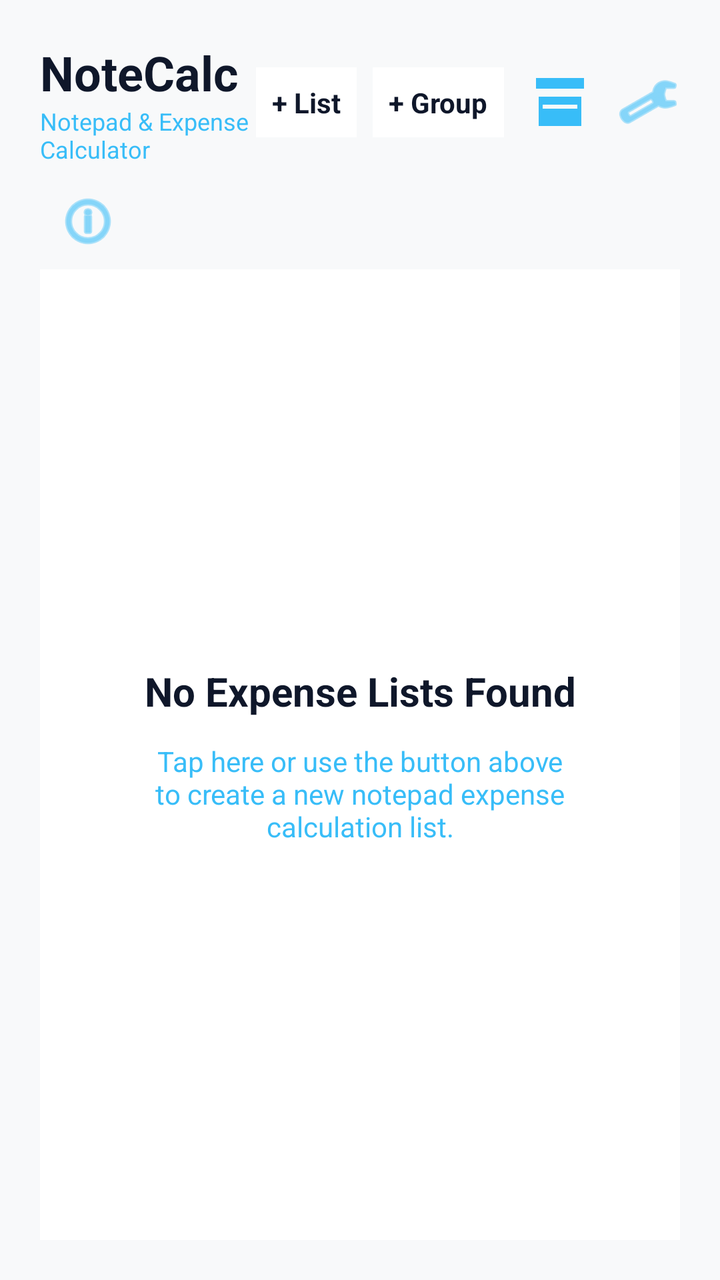
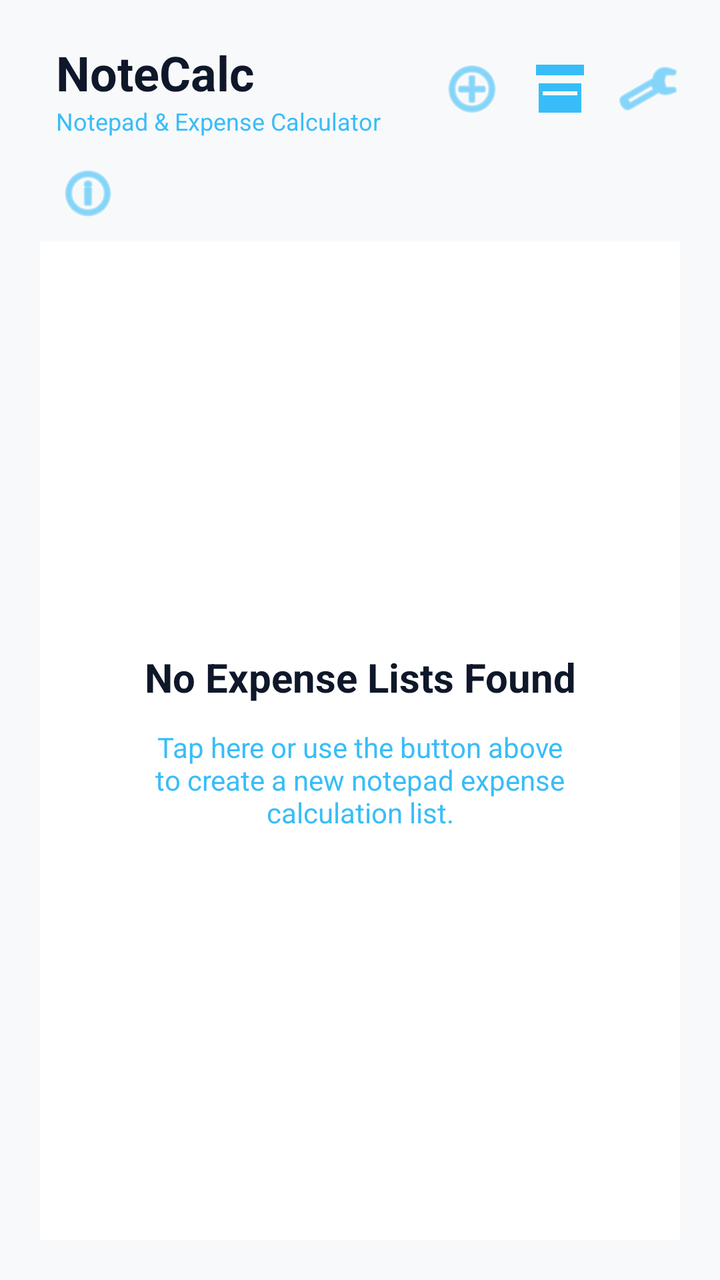

The first picture is an Android layout as it rendered before a commit; the second is the same layout after the commit. The layout source and the unified diff follow.
<!-- AndroidManifest.xml: application theme Theme.NoteCalc.Blue -->
<!-- res/layout/layout_dashboard.xml -->
<?xml version="1.0" encoding="utf-8"?>
<LinearLayout xmlns:android="http://schemas.android.com/apk/res/android"
    xmlns:app="http://schemas.android.com/apk/res-auto"
    xmlns:tools="http://schemas.android.com/tools"
    android:id="@+id/dashboard_root"
    android:layout_width="match_parent"
    android:layout_height="match_parent"
    android:orientation="vertical"
    android:background="?attr/colorBgPrimary"
    android:padding="20dp">

    
    <LinearLayout
        android:layout_width="match_parent"
        android:layout_height="wrap_content"
        android:orientation="horizontal"
        android:gravity="center_vertical"
        android:layout_marginBottom="12dp"
        android:baselineAligned="false">

        <LinearLayout
            android:layout_width="0dp"
            android:layout_height="wrap_content"
            android:layout_weight="1"
            android:orientation="horizontal"
            android:gravity="center_vertical">
            
            <ImageView
                android:id="@+id/btn_dashboard_back"
                android:layout_width="40dp"
                android:layout_height="40dp"
                android:padding="8dp"
                android:layout_marginEnd="8dp"
                android:src="@drawable/ic_arrow_back"
                app:tint="?attr/colorAccentSecondary"
                android:clickable="true"
                android:focusable="true"
                android:visibility="gone"
                android:contentDescription="@string/dashboard_btn_back" />

            <LinearLayout
                android:layout_width="wrap_content"
                android:layout_height="wrap_content"
                android:orientation="vertical">
            <TextView
                android:id="@+id/text_app_title"
                android:layout_width="wrap_content"
                android:layout_height="wrap_content"
                android:text="@string/app_name"
                android:textSize="24sp"
                android:textStyle="bold"
                android:textColor="@color/text_primary" />
            <TextView
                android:id="@+id/text_app_subtitle"
                android:layout_width="wrap_content"
                android:layout_height="wrap_content"
                android:text="@string/app_subtitle"
                android:textSize="12sp"
                android:textColor="?attr/colorAccentSecondary" />
            </LinearLayout>
        </LinearLayout>

        <LinearLayout
            android:layout_width="wrap_content"
            android:layout_height="wrap_content"
            android:orientation="horizontal"
            android:gravity="center_vertical">
            
            <TextView
                android:id="@+id/btn_create_account"
                android:layout_width="wrap_content"
                android:layout_height="wrap_content"
                android:text="@string/dashboard_btn_list"
                android:textSize="14sp"
                android:textStyle="bold"
                android:textColor="@color/text_primary"
                android:padding="8dp"
                android:background="?attr/colorBgSecondary"
                android:layout_marginEnd="8dp"
                android:clickable="true"
                android:focusable="true"/>
                
            <TextView
                android:id="@+id/btn_create_group"
                android:layout_width="wrap_content"
                android:layout_height="wrap_content"
                android:text="@string/dashboard_btn_group"
                android:textSize="14sp"
                android:textStyle="bold"
                android:textColor="@color/text_primary"
                android:padding="8dp"
                android:background="?attr/colorBgSecondary"
                android:clickable="true"
                android:focusable="true"/>

            <ImageView
                android:id="@+id/btn_archive"
                android:layout_width="32dp"
                android:layout_height="32dp"
                android:layout_marginStart="12dp"
                android:src="@drawable/ic_archive"
                app:tint="?attr/colorAccentSecondary"
                android:background="?attr/selectableItemBackgroundBorderless"
                android:clickable="true"
                android:focusable="true"
                android:contentDescription="@string/action_archive" />

            <ImageView
                android:id="@+id/btn_settings"
                android:layout_width="32dp"
                android:layout_height="32dp"
                android:layout_marginStart="12dp"
                android:src="@android:drawable/ic_menu_preferences"
                app:tint="?attr/colorAccentSecondary"
                android:background="?attr/selectableItemBackgroundBorderless"
                android:clickable="true"
                android:focusable="true"
                android:contentDescription="@string/dashboard_btn_settings"/>
        </LinearLayout>
    </LinearLayout>

    
    <LinearLayout
        android:layout_width="match_parent"
        android:layout_height="wrap_content"
        android:orientation="horizontal"
        android:gravity="center_vertical"
        android:layout_marginBottom="8dp">

        <EditText
            android:id="@+id/edit_dashboard_search"
            android:layout_width="0dp"
            android:layout_weight="1"
            android:layout_height="wrap_content"
            android:hint="@string/dashboard_search_hint"
            android:textSize="14sp"
            android:textColor="@color/text_primary"
            android:textColorHint="@color/text_tertiary"
            android:inputType="text"
            android:imeOptions="actionSearch"
            android:singleLine="true"
            android:padding="8dp"
            android:layout_marginBottom="8dp"
            android:layout_marginTop="8dp"
            android:background="?attr/colorBgSecondary"
            android:drawableStart="@android:drawable/ic_menu_search"
            android:drawableEnd="@drawable/ic_close"
            android:drawableTint="@color/text_tertiary"
            android:drawablePadding="8dp"
            android:visibility="gone"
            tools:ignore="Autofill,TextFields" />
        
        <ImageView
            android:id="@+id/btn_tips"
            android:layout_width="32dp"
            android:layout_height="32dp"
            android:layout_marginStart="8dp"
            android:src="@android:drawable/ic_menu_info_details"
            app:tint="?attr/colorAccentSecondary"
            android:background="?attr/selectableItemBackgroundBorderless"
            android:clickable="true"
            android:focusable="true"
            android:contentDescription="@string/dashboard_btn_tips"/>
            
    </LinearLayout>


    
    <FrameLayout
        android:layout_width="match_parent"
        android:layout_height="0dp"
        android:layout_weight="1">

        <LinearLayout
            android:id="@+id/dashboard_content_container"
            android:layout_width="match_parent"
            android:layout_height="match_parent"
            android:orientation="vertical"
            android:visibility="gone">

            
            <LinearLayout
                android:id="@+id/section_groups"
                android:layout_width="match_parent"
                android:layout_height="0dp"
                android:layout_weight="0.8"
                android:orientation="vertical"
                android:visibility="gone">
                
                <include layout="@layout/item_dashboard_group_header" />
                
                <androidx.recyclerview.widget.RecyclerView
                    android:id="@+id/list_groups"
                    android:layout_width="match_parent"
                    android:layout_height="match_parent"
                    android:scrollbarSize="4dp"
                    android:scrollbarThumbVertical="@drawable/custom_scrollbar_thumb"
                    android:scrollbars="vertical" />
            </LinearLayout>

            
            <LinearLayout
                android:id="@+id/section_accounts"
                android:layout_width="match_parent"
                android:layout_height="0dp"
                android:layout_weight="1.2"
                android:layout_marginTop="24dp"
                android:orientation="vertical"
                android:visibility="gone">
                
                <include layout="@layout/item_dashboard_header" />
                
                <androidx.recyclerview.widget.RecyclerView
                    android:id="@+id/list_accounts"
                    android:layout_width="match_parent"
                    android:layout_height="match_parent"
                    android:scrollbarSize="4dp"
                    android:scrollbarThumbVertical="@drawable/custom_scrollbar_thumb"
                    android:scrollbars="vertical" />
            </LinearLayout>
        </LinearLayout>

        
        <LinearLayout
            android:id="@+id/card_empty_state"
            android:layout_width="match_parent"
            android:layout_height="match_parent"
            android:orientation="vertical"
            android:gravity="center"
            android:padding="32dp"
            android:clickable="true"
            android:focusable="true"
            android:background="?attr/colorBgSecondary">

            <TextView
                android:id="@+id/text_empty_title"
                android:layout_width="wrap_content"
                android:layout_height="wrap_content"
                android:text="@string/empty_state_title"
                android:textSize="20sp"
                android:textStyle="bold"
                android:textColor="@color/text_primary"
                android:gravity="center" />

            <TextView
                android:id="@+id/text_empty_desc"
                android:layout_width="wrap_content"
                android:layout_height="wrap_content"
                android:text="@string/empty_state_desc"
                android:textSize="14sp"
                android:textColor="?attr/colorAccentSecondary"
                android:gravity="center"
                android:layout_marginTop="12dp" />
        </LinearLayout>
    </FrameLayout>
</LinearLayout>
<!-- res/layout/item_dashboard_group_header.xml (included above) -->
<?xml version="1.0" encoding="utf-8"?>
<LinearLayout xmlns:android="http://schemas.android.com/apk/res/android"
    android:layout_width="match_parent"
    android:layout_height="wrap_content"
    android:orientation="horizontal"
    android:gravity="center_vertical"
    android:layout_marginBottom="8dp">
    <TextView
        android:layout_width="0dp"
        android:layout_height="wrap_content"
        android:layout_weight="1"
        android:text="@string/dashboard_group_header_title"
        android:textSize="12sp"
        android:textStyle="bold"
        android:textColor="@color/text_tertiary" />
    <TextView
        android:id="@+id/btn_sort_group_title"
        android:layout_width="wrap_content"
        android:layout_height="wrap_content"
        android:text="@string/dashboard_group_header_sort_title"
        android:textSize="11sp"
        android:textStyle="bold"
        android:textColor="?attr/colorAccentSecondary"
        android:paddingLeft="8dp"
        android:paddingRight="8dp"
        android:paddingTop="4dp"
        android:paddingBottom="4dp"
        android:layout_marginStart="4dp"
        android:clickable="true"
        android:focusable="true" />
</LinearLayout>
<!-- res/layout/item_dashboard_header.xml (included above) -->
<?xml version="1.0" encoding="utf-8"?>
<LinearLayout xmlns:android="http://schemas.android.com/apk/res/android"
    android:layout_width="match_parent"
    android:layout_height="wrap_content"
    android:orientation="horizontal"
    android:gravity="center_vertical"
    android:layout_marginBottom="8dp">
    <TextView
        android:id="@+id/label_saved_lists"
        android:layout_width="0dp"
        android:layout_height="wrap_content"
        android:layout_weight="1"
        android:text="@string/saved_lists_label"
        android:textSize="12sp"
        android:textStyle="bold"
        android:textColor="@color/text_tertiary" />
    <TextView
        android:id="@+id/btn_sort_title"
        android:layout_width="wrap_content"
        android:layout_height="wrap_content"
        android:text="@string/dashboard_header_sort_title"
        android:textSize="11sp"
        android:textStyle="bold"
        android:textColor="?attr/colorAccentSecondary"
        android:paddingLeft="8dp"
        android:paddingRight="8dp"
        android:paddingTop="4dp"
        android:paddingBottom="4dp"
        android:layout_marginStart="4dp"
        android:clickable="true"
        android:focusable="true" />
    <TextView
        android:id="@+id/btn_sort_total"
        android:layout_width="wrap_content"
        android:layout_height="wrap_content"
        android:text="@string/dashboard_header_sort_total"
        android:textSize="11sp"
        android:textStyle="bold"
        android:textColor="@color/text_tertiary"
        android:paddingLeft="8dp"
        android:paddingRight="8dp"
        android:paddingTop="4dp"
        android:paddingBottom="4dp"
        android:layout_marginStart="4dp"
        android:clickable="true"
        android:focusable="true" />
    <TextView
        android:id="@+id/btn_sort_latest"
        android:layout_width="wrap_content"
        android:layout_height="wrap_content"
        android:text="@string/dashboard_header_sort_latest"
        android:textSize="11sp"
        android:textStyle="bold"
        android:textColor="@color/text_tertiary"
        android:paddingLeft="8dp"
        android:paddingRight="8dp"
        android:paddingTop="4dp"
        android:paddingBottom="4dp"
        android:layout_marginStart="4dp"
        android:clickable="true"
        android:focusable="true" />
</LinearLayout>
<!-- resources referenced by this layout -->
<resources>
  <color name="text_primary">#FF0F172A</color>
  <color name="text_tertiary">#FF64748B</color>
  <!-- drawable custom_scrollbar_thumb (drawable) -->
  <?xml version="1.0" encoding="utf-8"?>
  <shape xmlns:android="http://schemas.android.com/apk/res/android"
      android:shape="rectangle">
      <solid android:color="?attr/colorAccentSecondary" />
      <corners android:radius="4dp" />
      <size android:width="4dp" />
  </shape>
  <!-- drawable ic_archive (drawable) -->
  <vector xmlns:android="http://schemas.android.com/apk/res/android"
      android:width="24dp"
      android:height="24dp"
      android:viewportWidth="24"
      android:viewportHeight="24">
    <path
        android:fillColor="#FF000000"
        android:pathData="M20,21H4V10H20V21ZM3,3H21V7H3V3ZM5.5,13V14.5H18.5V13H5.5Z"/>
  </vector>
  <!-- drawable ic_arrow_back (drawable) -->
  <vector xmlns:android="http://schemas.android.com/apk/res/android"
      android:width="24dp"
      android:height="24dp"
      android:viewportWidth="24"
      android:viewportHeight="24">
    <path
        android:fillColor="#FFFFFFFF"
        android:pathData="M20,11H7.83l5.59,-5.59L12,4l-8,8 8,8 1.41,-1.41L7.83,13H20v-2z"/>
  </vector>
  <!-- drawable ic_close (drawable) -->
  <vector xmlns:android="http://schemas.android.com/apk/res/android"
      android:width="24dp"
      android:height="24dp"
      android:viewportWidth="24"
      android:viewportHeight="24">
    <path
        android:fillColor="#FFFFFFFF"
        android:pathData="M19,6.41L17.59,5 12,10.59 6.41,5 5,6.41 10.59,12 5,17.59 6.41,19 12,13.41 17.59,19 19,17.59 13.41,12z"/>
  </vector>
  <string name="action_archive">Archive</string>
  <string name="app_name">NoteCalc</string>
  <string name="app_subtitle">Notepad &amp; Expense Calculator</string>
  <string name="dashboard_btn_back">Back</string>
  <string name="dashboard_btn_group">+ Group</string>
  <string name="dashboard_btn_list">+ List</string>
  <string name="dashboard_btn_settings">Settings</string>
  <string name="dashboard_btn_tips">Tips and Features</string>
  <string name="dashboard_group_header_sort_title">Title ▲</string>
  <string name="dashboard_group_header_title">Groups</string>
  <string name="dashboard_header_sort_latest">Latest</string>
  <string name="dashboard_header_sort_title">Title ▲</string>
  <string name="dashboard_header_sort_total">Total</string>
  <string name="dashboard_search_hint">Search lists &amp; groups</string>
  <string name="empty_state_desc">Tap here or use the button above to create a new notepad expense calculation list.</string>
  <string name="empty_state_title">No Expense Lists Found</string>
  <string name="saved_lists_label">Saved Lists</string>
  <style name="Theme.NoteCalc.Blue" parent="Base.Theme.NoteCalc">
          <item name="colorAccentPrimary">@color/accent_blue_primary</item>
          <item name="colorAccentSecondary">@color/accent_blue_secondary</item>
          <item name="colorBgPrimary">@color/bg_primary_blue</item>
          <item name="colorBgSecondary">@color/bg_secondary_blue</item>
          <item name="colorBgTertiary">@color/bg_tertiary_blue</item>
          <item name="colorBorder">@color/border_blue</item>
          <item name="colorRipple">@color/ripple_blue</item>
      </style>
  <style name="Base.Theme.NoteCalc" parent="Theme.Material3.DayNight.NoActionBar">
          <item name="android:windowBackground">?attr/colorBgPrimary</item>
          <item name="android:textColorPrimary">@color/text_primary</item>
      </style>
  <color name="accent_blue_primary">#FF0284C7</color>
  <color name="accent_blue_secondary">#FF38BDF8</color>
  <color name="bg_primary_blue">#FFF8F9FA</color>
  <color name="bg_secondary_blue">#FFFFFFFF</color>
  <color name="bg_tertiary_blue">#FFF1F5F9</color>
  <color name="border_blue">#FFE2E8F0</color>
  <color name="ripple_blue">#FFE2E8F0</color>
</resources>

<!-- the commit's change to res/layout/layout_dashboard.xml (unified diff, before → after) -->
@@ -10,38 +10,40 @@
     android:padding="20dp">
 
     
-    <LinearLayout
+    <androidx.constraintlayout.widget.ConstraintLayout
         android:layout_width="match_parent"
         android:layout_height="wrap_content"
-        android:orientation="horizontal"
-        android:gravity="center_vertical"
-        android:layout_marginBottom="12dp"
-        android:baselineAligned="false">
-
+        android:layout_marginBottom="12dp">
+
+        
+        <ImageView
+            android:id="@+id/btn_dashboard_back"
+            android:layout_width="32dp"
+            android:layout_height="32dp"
+            android:padding="6dp"
+            android:src="@drawable/ic_arrow_back"
+            app:tint="?attr/colorAccentSecondary"
+            android:clickable="true"
+            android:focusable="true"
+            android:visibility="gone"
+            android:contentDescription="@string/dashboard_btn_back"
+            app:layout_constraintStart_toStartOf="parent"
+            app:layout_constraintTop_toTopOf="parent"
+            app:layout_constraintBottom_toBottomOf="parent" />
+
+        
         <LinearLayout
+            android:id="@+id/title_container"
             android:layout_width="0dp"
             android:layout_height="wrap_content"
-            android:layout_weight="1"
-            android:orientation="horizontal"
-            android:gravity="center_vertical">
-            
-            <ImageView
-                android:id="@+id/btn_dashboard_back"
-                android:layout_width="40dp"
-                android:layout_height="40dp"
-                android:padding="8dp"
-                android:layout_marginEnd="8dp"
-                android:src="@drawable/ic_arrow_back"
-                app:tint="?attr/colorAccentSecondary"
-                android:clickable="true"
-                android:focusable="true"
-                android:visibility="gone"
-                android:contentDescription="@string/dashboard_btn_back" />
-
-            <LinearLayout
-                android:layout_width="wrap_content"
-                android:layout_height="wrap_content"
-                android:orientation="vertical">
+            android:orientation="vertical"
+            app:layout_constraintStart_toEndOf="@+id/btn_dashboard_back"
+            app:layout_constraintEnd_toStartOf="@+id/btn_create_add"
+            app:layout_constraintTop_toTopOf="parent"
+            app:layout_constraintBottom_toBottomOf="parent"
+            android:layout_marginStart="8dp"
+            android:layout_marginEnd="12dp">
+
             <TextView
                 android:id="@+id/text_app_title"
                 android:layout_width="wrap_content"
@@ -49,7 +51,10 @@
                 android:text="@string/app_name"
                 android:textSize="24sp"
                 android:textStyle="bold"
-                android:textColor="@color/text_primary" />
+                android:textColor="@color/text_primary"
+                android:singleLine="true"
+                android:ellipsize="end" />
+
             <TextView
                 android:id="@+id/text_app_subtitle"
                 android:layout_width="wrap_content"
@@ -57,67 +62,55 @@
                 android:text="@string/app_subtitle"
                 android:textSize="12sp"
                 android:textColor="?attr/colorAccentSecondary" />
-            </LinearLayout>
         </LinearLayout>
 
-        <LinearLayout
-            android:layout_width="wrap_content"
-            android:layout_height="wrap_content"
-            android:orientation="horizontal"
-            android:gravity="center_vertical">
-            
-            <TextView
-                android:id="@+id/btn_create_account"
-                android:layout_width="wrap_content"
-                android:layout_height="wrap_content"
-                android:text="@string/dashboard_btn_list"
-                android:textSize="14sp"
-                android:textStyle="bold"
-                android:textColor="@color/text_primary"
-                android:padding="8dp"
-                android:background="?attr/colorBgSecondary"
-                android:layout_marginEnd="8dp"
-                android:clickable="true"
-                android:focusable="true"/>
-                
-            <TextView
-                android:id="@+id/btn_create_group"
-                android:layout_width="wrap_content"
-                android:layout_height="wrap_content"
-                android:text="@string/dashboard_btn_group"
-                android:textSize="14sp"
-                android:textStyle="bold"
-                android:textColor="@color/text_primary"
-                android:padding="8dp"
-                android:background="?attr/colorBgSecondary"
-                android:clickable="true"
-                android:focusable="true"/>
-
-            <ImageView
-                android:id="@+id/btn_archive"
-                android:layout_width="32dp"
-                android:layout_height="32dp"
-                android:layout_marginStart="12dp"
-                android:src="@drawable/ic_archive"
-                app:tint="?attr/colorAccentSecondary"
-                android:background="?attr/selectableItemBackgroundBorderless"
-                android:clickable="true"
-                android:focusable="true"
-                android:contentDescription="@string/action_archive" />
-
-            <ImageView
-                android:id="@+id/btn_settings"
-                android:layout_width="32dp"
-                android:layout_height="32dp"
-                android:layout_marginStart="12dp"
-                android:src="@android:drawable/ic_menu_preferences"
-                app:tint="?attr/colorAccentSecondary"
-                android:background="?attr/selectableItemBackgroundBorderless"
-                android:clickable="true"
-                android:focusable="true"
-                android:contentDescription="@string/dashboard_btn_settings"/>
-        </LinearLayout>
-    </LinearLayout>
+        
+        <ImageView
+            android:id="@+id/btn_settings"
+            android:layout_width="32dp"
+            android:layout_height="32dp"
+            android:src="@android:drawable/ic_menu_preferences"
+            app:tint="?attr/colorAccentSecondary"
+            android:background="?attr/selectableItemBackgroundBorderless"
+            android:clickable="true"
+            android:focusable="true"
+            android:contentDescription="@string/dashboard_btn_settings"
+            app:layout_constraintEnd_toEndOf="parent"
+            app:layout_constraintTop_toTopOf="parent"
+            app:layout_constraintBottom_toBottomOf="parent" />
+
+        <ImageView
+            android:id="@+id/btn_archive"
+            android:layout_width="32dp"
+            android:layout_height="32dp"
+            android:src="@drawable/ic_archive"
+            app:tint="?attr/colorAccentSecondary"
+            android:background="?attr/selectableItemBackgroundBorderless"
+            android:clickable="true"
+            android:focusable="true"
+            android:contentDescription="@string/action_archive"
+            app:layout_constraintEnd_toStartOf="@+id/btn_settings"
+            app:layout_constraintTop_toTopOf="parent"
+            app:layout_constraintBottom_toBottomOf="parent"
+            android:layout_marginEnd="12dp" />
+
+        
+        <ImageView
+            android:id="@+id/btn_create_add"
+            android:layout_width="32dp"
+            android:layout_height="32dp"
+            android:src="@android:drawable/ic_menu_add"
+            app:tint="?attr/colorAccentSecondary"
+            android:background="?attr/selectableItemBackgroundBorderless"
+            android:clickable="true"
+            android:focusable="true"
+            android:contentDescription="@string/dashboard_btn_add"
+            app:layout_constraintEnd_toStartOf="@+id/btn_archive"
+            app:layout_constraintTop_toTopOf="parent"
+            app:layout_constraintBottom_toBottomOf="parent"
+            android:layout_marginEnd="12dp" />
+
+    </androidx.constraintlayout.widget.ConstraintLayout>
 
     
     <LinearLayout
<!-- resource entries referenced after the edit -->
@@ -43,9 +43,8 @@
   <string name="action_archive">Archive</string>
   <string name="app_name">NoteCalc</string>
   <string name="app_subtitle">Notepad &amp; Expense Calculator</string>
+  <string name="dashboard_btn_add">Add</string>
   <string name="dashboard_btn_back">Back</string>
-  <string name="dashboard_btn_group">+ Group</string>
-  <string name="dashboard_btn_list">+ List</string>
   <string name="dashboard_btn_settings">Settings</string>
   <string name="dashboard_btn_tips">Tips and Features</string>
   <string name="dashboard_group_header_sort_title">Title ▲</string>
